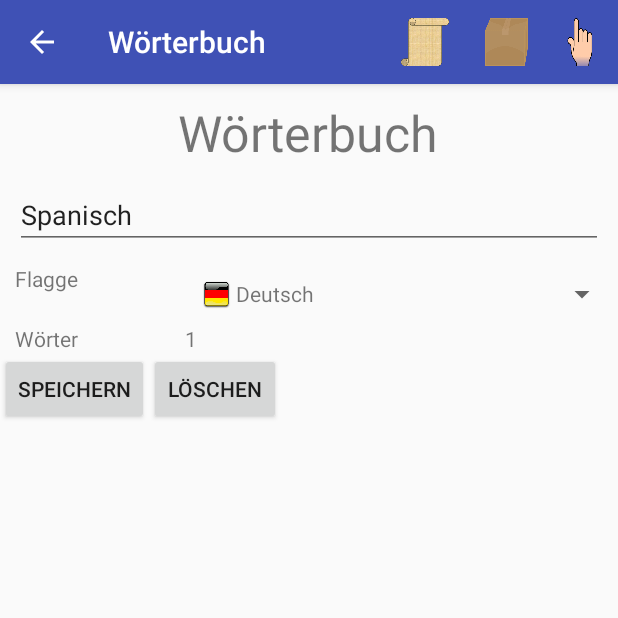
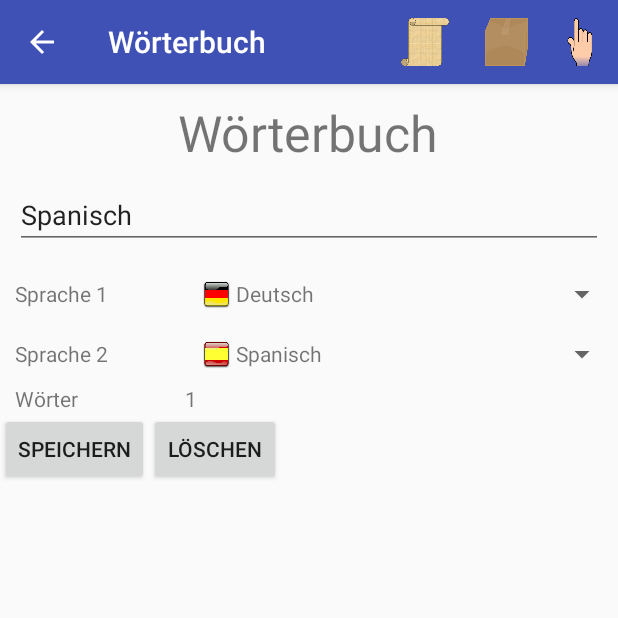
Before and after one commit to CarstenKarbach/VoBox, an Android app: the fragment DictionaryFragment placed in its activity, after a tap on "SPEICHERN", on a phone screen of 412 x 824 dp, the top half of it. Run offline under Robolectric (Android 15) with nearby library versions, the phone set to English and light mode, and no system bars.

Commit message:
Allow storing of base language next to the actual language of the dictionary

```diff
--- a/app/src/main/java/de/karbach/superapp/CardFragment.java
+++ b/app/src/main/java/de/karbach/superapp/CardFragment.java
@@ -143,10 +143,15 @@ public class CardFragment extends Fragment {
         View result = inflater.inflate(R.layout.card_fragment, container, false);
 
         ImageView flag2 = (ImageView) result.findViewById(R.id.flag2);
+        ImageView flag1 = (ImageView) result.findViewById(R.id.flag1);
 
         Dictionary dict = DictionaryManagement.getInstance(getActivity()).getSelectedDictionary();
         Card card = null;
         if(dict != null){
+            if(flag1 != null){
+                int resource = PictureHelper.getDrawableResourceForLanguage(dict.getBaseLanguage());
+                flag1.setImageResource(resource);
+            }
             if(flag2 != null){
                 int resource = PictureHelper.getDrawableResourceForLanguage(dict.getLanguage());
                 flag2.setImageResource(resource);
--- a/app/src/main/java/de/karbach/superapp/DictionaryFragment.java
+++ b/app/src/main/java/de/karbach/superapp/DictionaryFragment.java
@@ -56,6 +56,8 @@ import de.karbach.superapp.data.DictionaryManagement;
  */
 public class DictionaryFragment extends Fragment{
 
+    public static List<String> languages = Arrays.asList(new String[]{"Deutsch", "Englisch", "Spanisch", "Schwedisch"});
+
     protected void updateSaveLabel(Button button, String currentText){
         final DictionaryManagement dm = DictionaryManagement.getInstance(getActivity());
         if(dm.dictionaryExists(currentText)){
@@ -87,6 +89,22 @@ public class DictionaryFragment extends Fragment{
             count = String.valueOf(currentDict.getCards().size());
         }
         wordcount.setText(count);
+
+        Spinner baseLanguageSpinner = view.findViewById(R.id.flag_selection1);
+        Spinner languageSpinner = view.findViewById(R.id.flag_selection2);
+        if(currentDict != null){
+            int pos = 0;
+            pos = languages.indexOf(currentDict.getLanguage());
+            if(pos < 0 ){
+                pos = 0;
+            }
+            languageSpinner.setSelection(pos);
+            pos = languages.indexOf(currentDict.getBaseLanguage());
+            if(pos < 0 ){
+                pos = 0;
+            }
+            baseLanguageSpinner.setSelection(pos);
+        }
     }
 
     private class FlagAdapter extends BaseAdapter {
@@ -135,10 +153,13 @@ public class DictionaryFragment extends Fragment{
     }
 
     protected void setupLanguageSpinner(View rootView){
-        Spinner languageSpinner = rootView.findViewById(R.id.flag_selection);
-        List<String> flags = Arrays.asList(new String[]{"Deutsch", "Englisch", "Spanisch", "Schwedisch"});
-        FlagAdapter fa = new FlagAdapter(flags);
-        languageSpinner.setAdapter(fa);
+        int[] ids = new int[]{R.id.flag_selection1, R.id.flag_selection2};
+        for(int id: ids) {
+            Spinner languageSpinner = rootView.findViewById(id);
+            List<String> flags = languages;
+            FlagAdapter fa = new FlagAdapter(flags);
+            languageSpinner.setAdapter(fa);
+        }
     }
 
     @Nullable
@@ -163,6 +184,15 @@ public class DictionaryFragment extends Fragment{
 
                 dm.addDictionary(newDict);
                 dm.selectDictionary(newDict);
+
+                Dictionary dict = dm.getSelectedDictionary();
+                Spinner languageSpinner = getView().findViewById(R.id.flag_selection2);
+                Spinner baselanguageSpinner = getView().findViewById(R.id.flag_selection1);
+                String language = (String) languageSpinner.getSelectedItem();
+                String baselanguage = (String) baselanguageSpinner.getSelectedItem();
+                dict.setLanguage(language);
+                dict.setBaseLanguage(baselanguage);
+                dict.save(getActivity());
 
                 String toast = "Neues Wörterbuch '"+newDict+"' gespeichert";
                 if(existing){
--- a/app/src/main/java/de/karbach/superapp/data/Dictionary.java
+++ b/app/src/main/java/de/karbach/superapp/data/Dictionary.java
@@ -60,7 +60,12 @@ public class Dictionary implements Serializable {
     private ArrayList<Card> cards;
 
     /**
-     * The language for the second language, the first language is always German currently
+     * Base language, usually German, but can be changed on a per dictionary basis
+     */
+    private String baseLanguage;
+
+    /**
+     * The language for the second language
      */
     private String language;
 
@@ -80,6 +85,7 @@ public class Dictionary implements Serializable {
     public Dictionary(String name){
         cards = new ArrayList<Card>();
         this.name = name;
+        this.setBaseLanguage("Deutsch");
     }
 
     public void addCard(Card card){
@@ -145,6 +151,14 @@ public class Dictionary implements Serializable {
             }
         }
         return -1;
+    }
+
+    public String getBaseLanguage() {
+        return baseLanguage;
+    }
+
+    public void setBaseLanguage(String language) {
+        this.baseLanguage = language;
     }
 
     public String getLanguage() {
@@ -215,6 +229,7 @@ public class Dictionary implements Serializable {
         }
 
         cards = other.cards;
+        baseLanguage = other.baseLanguage;
         language = other.language;
         name = other.name;
     }
@@ -261,6 +276,8 @@ public class Dictionary implements Serializable {
         StringBuilder result = new StringBuilder();
         result.append(language);
         result.append("\n");
+        result.append(baseLanguage);
+        result.append("\n");
         for(Card card: cards){
             String exportedCard = card.export();
             result.append(exportedCard);
@@ -300,18 +317,26 @@ public class Dictionary implements Serializable {
 
     public static Dictionary loadImported(String dictExportString, boolean loadAll){
         String[] lines = dictExportString.split("\n");
-        String language = "";
-        if(lines.length > 0){
-            language = lines[0];
-            language = language.trim();
-            if(language.endsWith(";")){
-                language = language.substring(0, language.length()-1 );
+        Dictionary result = null;
+        for(int i=0; i<=1; i++) {
+            String language = "";
+            if (lines.length > i) {
+                language = lines[i];
                 language = language.trim();
+                if (language.endsWith(";")) {
+                    language = language.substring(0, language.length() - 1);
+                    language = language.trim();
+                }
+            }
+            if(i == 0) {
+                result = new Dictionary(language);
+                result.setLanguage(language);
+            }
+            else{
+                result.setBaseLanguage(language);
             }
         }
-        Dictionary result = new Dictionary(language);
-        result.setLanguage(language);
-        for(int i=1; i<lines.length; i++){
+        for(int i=2; i<lines.length; i++){
             Card card = Card.loadJSONOrCSV(lines[i], loadAll);
             if(card != null) {
                 result.addCard(card);
--- a/app/src/main/java/de/karbach/superapp/data/DictionaryManagement.java
+++ b/app/src/main/java/de/karbach/superapp/data/DictionaryManagement.java
@@ -157,6 +157,7 @@ public class DictionaryManagement {
         Dictionary newDict = new Dictionary(name);
         newDict.setLanguage(name);
         newDict.loadIfPossible(context);
+        newDict.setName(name);
         dicts.add(newDict);
 
         Set<String> existing = readDictionaryList();
--- a/app/src/main/res/layout/card_fragment.xml
+++ b/app/src/main/res/layout/card_fragment.xml
@@ -37,7 +37,7 @@
                 android:layout_weight="80"
                 android:layout_width="0dp"
                 android:layout_height="wrap_content"
-                android:hint="deutsches Wort"
+                android:hint="Wort"
                 android:imeOptions="actionDone"
                 android:singleLine="true"
                 />
--- a/app/src/main/res/layout/dictionarysettings_fragment.xml
+++ b/app/src/main/res/layout/dictionarysettings_fragment.xml
@@ -31,17 +31,41 @@
             android:layout_width="match_parent"
             android:layout_height="wrap_content"
             android:weightSum="100"
-            android:id="@+id/flagrow"
+            android:id="@+id/flagrow1"
             >
             <TextView
                 android:layout_width="0dp"
                 android:layout_height="wrap_content"
                 android:layout_weight="30"
-                android:text="Flagge"
+                android:text="Sprache 1"
+                android:layout_gravity="center_vertical"
                 android:paddingLeft="10dp"
                 />
             <Spinner
-                android:id="@+id/flag_selection"
+                android:id="@+id/flag_selection1"
+                android:layout_width="0dp"
+                android:layout_weight="70"
+                android:layout_height="wrap_content"
+                android:paddingRight="10dp"
+                android:prompt="@string/language"
+                ></Spinner>
+        </TableRow>
+        <TableRow
+            android:layout_width="match_parent"
+            android:layout_height="wrap_content"
+            android:weightSum="100"
+            android:id="@+id/flagrow2"
+            >
+            <TextView
+                android:layout_width="0dp"
+                android:layout_height="wrap_content"
+                android:layout_weight="30"
+                android:text="Sprache 2"
+                android:layout_gravity="center_vertical"
+                android:paddingLeft="10dp"
+                />
+            <Spinner
+                android:id="@+id/flag_selection2"
                 android:layout_width="0dp"
                 android:layout_weight="70"
                 android:layout_height="wrap_content"
--- a/app/src/main/res/layout/starter_fragment.xml
+++ b/app/src/main/res/layout/starter_fragment.xml
@@ -32,8 +32,8 @@
             android:text="neue Vokabel"
             android:layout_gravity="center_vertical"
             android:background="#ffc"
+            style="?android:attr/borderlessButtonStyle"
             android:id="@+id/newcard_button"
-           android:padding="0dp"
             />
         </LinearLayout>
 
@@ -58,6 +58,7 @@
             android:text="Liste Wörterbuch"
             android:layout_gravity="center_vertical"
             android:background="#cfc"
+            style="?android:attr/borderlessButtonStyle"
             android:id="@+id/list_button"
             />
         </LinearLayout>
@@ -83,6 +84,7 @@
             android:text="Box"
             android:layout_gravity="center_vertical"
             android:background="#ccf"
+            style="?android:attr/borderlessButtonStyle"
             android:id="@+id/box_button"
             />
         </LinearLayout>
```
Also changed, not shown: app/src/main/java/de/karbach/superapp/CardListFragment.java (+10 -2 lines), app/src/main/java/de/karbach/superapp/TestFragment.java (+9 -1 lines), 1 other file.
